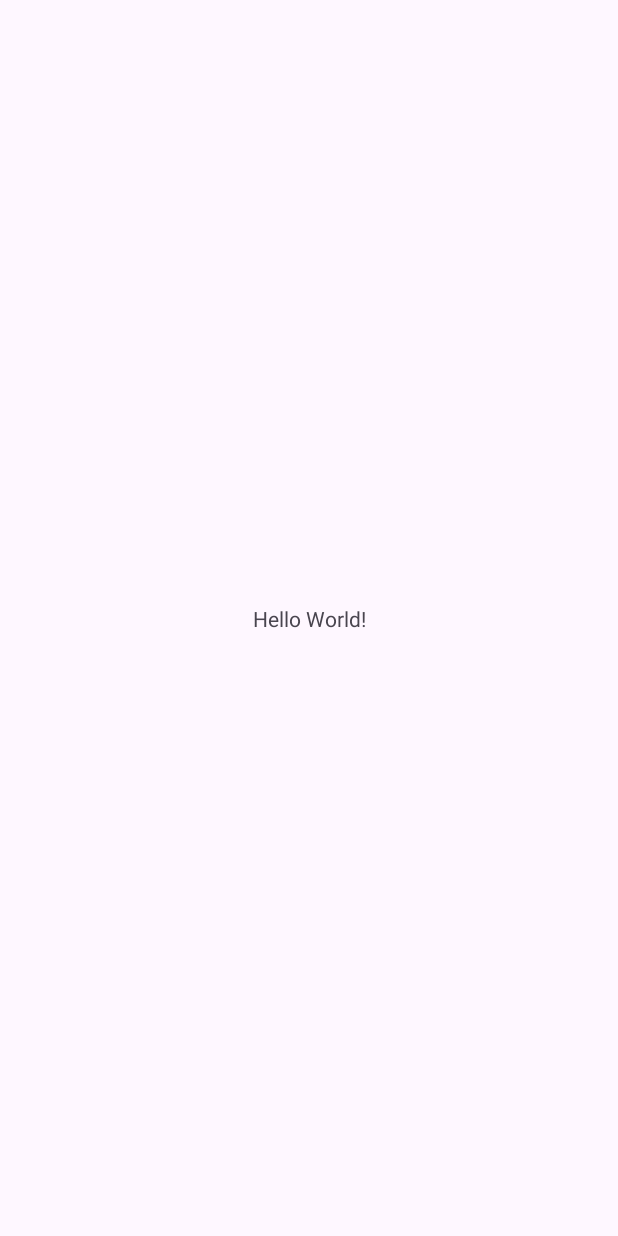
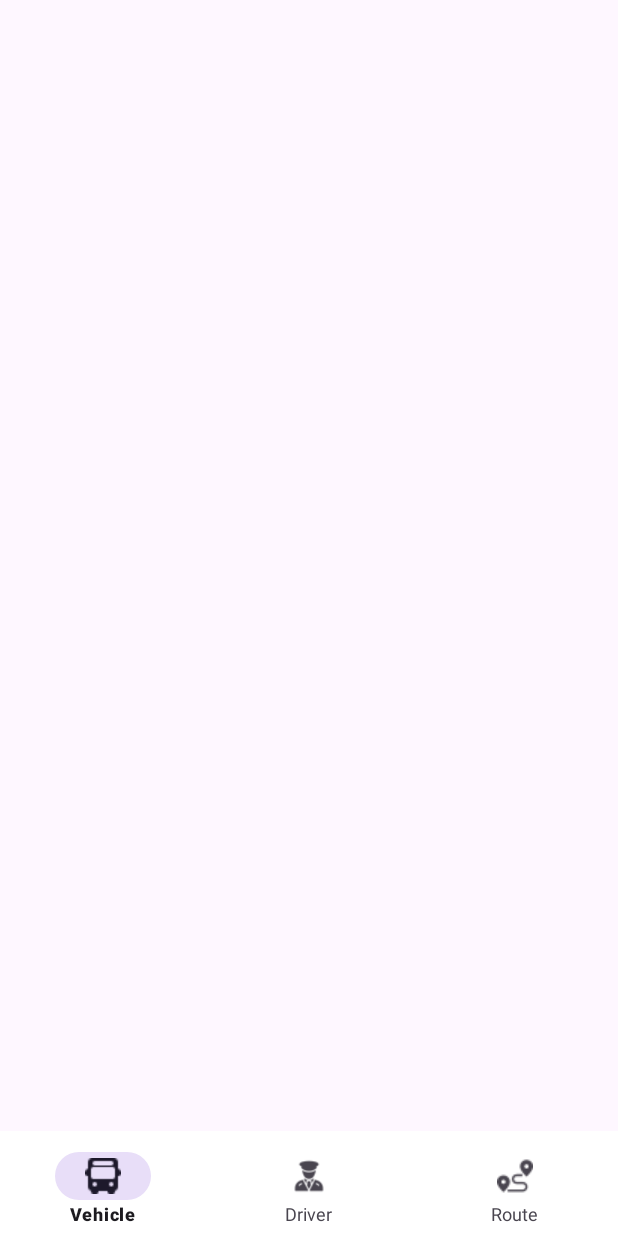
Before and after one commit to ThaiNguyenCS/AP_App, an Android app: the screen it shows after launch (MainActivity), on a phone screen of 412 x 824 dp. Before the commit the screen is almost empty. Run offline under Robolectric (Android 15) with nearby library versions, the phone set to English and light mode, and no system bars.

Commit message:
Implement activity main (not done yet)

```diff
--- a/app/src/main/java/com/example/transportmanagement/MainActivity.java
+++ b/app/src/main/java/com/example/transportmanagement/MainActivity.java
@@ -1,14 +1,31 @@
 package com.example.transportmanagement;
 
 import androidx.appcompat.app.AppCompatActivity;
+import androidx.fragment.app.Fragment;
 
 import android.os.Bundle;
 
+import com.example.transportmanagement.databinding.ActivityMainBinding;
+
+import myfragment.VehicleFragment;
+
 public class MainActivity extends AppCompatActivity {
 
+    ActivityMainBinding mBinding;
     @Override
     protected void onCreate(Bundle savedInstanceState) {
         super.onCreate(savedInstanceState);
-        setContentView(R.layout.activity_main);
+        mBinding = ActivityMainBinding.inflate(getLayoutInflater());
+        setContentView(mBinding.getRoot());
+        ////// TEST ////////
+        switchToFragment(new VehicleFragment());
+    }
+
+    private void switchToFragment(Fragment fragment)
+    {
+        getSupportFragmentManager()
+                .beginTransaction()
+                .replace(mBinding.fragmentContainer.getId(), fragment, null)
+                .commit();
     }
 }
--- a/app/src/main/java/myfragment/VehicleFragment.java
+++ b/app/src/main/java/myfragment/VehicleFragment.java
@@ -2,6 +2,8 @@ package myfragment;
 
 import android.os.Bundle;
 
+import androidx.annotation.NonNull;
+import androidx.annotation.Nullable;
 import androidx.fragment.app.Fragment;
 
 import android.view.LayoutInflater;
@@ -9,8 +11,10 @@ import android.view.View;
 import android.view.ViewGroup;
 
 import com.example.transportmanagement.R;
+import com.example.transportmanagement.databinding.FragmentVehicleBinding;
 
 public class VehicleFragment extends Fragment {
+    FragmentVehicleBinding mBinding;
     public VehicleFragment() {
         // Required empty public constructor
     }
@@ -24,6 +28,14 @@ public class VehicleFragment extends Fragment {
     public View onCreateView(LayoutInflater inflater, ViewGroup container,
                              Bundle savedInstanceState) {
         // Inflate the layout for this fragment
-        return inflater.inflate(R.layout.fragment_vehicle, container, false);
+        mBinding = FragmentVehicleBinding.inflate(inflater, container, false);
+
+        return mBinding.getRoot();
+    }
+
+    @Override
+    public void onViewCreated(@NonNull View view, @Nullable Bundle savedInstanceState) {
+        super.onViewCreated(view, savedInstanceState);
+
     }
 }
--- a/app/src/main/res/layout/activity_main.xml
+++ b/app/src/main/res/layout/activity_main.xml
@@ -6,13 +6,25 @@
     android:layout_height="match_parent"
     tools:context=".MainActivity">
 
-    <TextView
-        android:layout_width="wrap_content"
-        android:layout_height="wrap_content"
-        android:text="Hello World!"
+    <androidx.fragment.app.FragmentContainerView
+        android:id="@+id/fragment_container"
+        android:layout_width="match_parent"
+        android:layout_height="0dp"
+        app:layout_constraintBottom_toTopOf="@id/bottom_nav"
+        app:layout_constraintTop_toTopOf="parent"
+        app:layout_constraintVertical_bias="0.0"
+        tools:layout_editor_absoluteX="115dp" />
+
+    <com.google.android.material.bottomnavigation.BottomNavigationView
+        android:id="@+id/bottom_nav"
+        android:layout_width="match_parent"
+        android:layout_height="70dp"
+        app:backgroundTint="@color/white"
+        app:elevation="5dp"
+        app:itemPaddingBottom="10dp"
+        app:itemPaddingTop="14dp"
+        app:itemTextAppearanceInactive="@style/InactiveTextAppearance"
         app:layout_constraintBottom_toBottomOf="parent"
-        app:layout_constraintEnd_toEndOf="parent"
-        app:layout_constraintStart_toStartOf="parent"
-        app:layout_constraintTop_toTopOf="parent" />
+        app:menu="@menu/bottom_nav_menu" />
 
 </androidx.constraintlayout.widget.ConstraintLayout>
--- /dev/null
+++ b/app/src/main/res/layout/driver_item_holder.xml
@@ -0,0 +1,6 @@
+<?xml version="1.0" encoding="utf-8"?>
+<androidx.constraintlayout.widget.ConstraintLayout xmlns:android="http://schemas.android.com/apk/res/android"
+    android:layout_width="match_parent"
+    android:layout_height="match_parent">
+
+</androidx.constraintlayout.widget.ConstraintLayout>
--- a/app/src/main/res/layout/fragment_vehicle.xml
+++ b/app/src/main/res/layout/fragment_vehicle.xml
@@ -1,13 +1,8 @@
-<FrameLayout xmlns:android="http://schemas.android.com/apk/res/android"
+<LinearLayout xmlns:android="http://schemas.android.com/apk/res/android"
     xmlns:tools="http://schemas.android.com/tools"
     android:layout_width="match_parent"
     android:layout_height="match_parent"
+    android:orientation="vertical"
     tools:context="myfragment.VehicleFragment">
 
-    <!-- TODO: Update blank fragment layout -->
-    <TextView
-        android:layout_width="match_parent"
-        android:layout_height="match_parent"
-        android:text="@string/hello_blank_fragment" />
-
-</FrameLayout>
+</LinearLayout>
--- /dev/null
+++ b/app/src/main/res/layout/route_item_holder.xml
@@ -0,0 +1,6 @@
+<?xml version="1.0" encoding="utf-8"?>
+<androidx.constraintlayout.widget.ConstraintLayout xmlns:android="http://schemas.android.com/apk/res/android"
+    android:layout_width="match_parent"
+    android:layout_height="match_parent">
+
+</androidx.constraintlayout.widget.ConstraintLayout>
--- /dev/null
+++ b/app/src/main/res/layout/vehicle_item_holder.xml
@@ -0,0 +1,8 @@
+<?xml version="1.0" encoding="utf-8"?>
+<androidx.constraintlayout.widget.ConstraintLayout xmlns:android="http://schemas.android.com/apk/res/android"
+    android:layout_width="match_parent"
+    android:layout_height="match_parent"
+    xmlns:app="http://schemas.android.com/apk/res-auto">
+
+
+</androidx.constraintlayout.widget.ConstraintLayout>
--- /dev/null
+++ b/app/src/main/res/menu/bottom_nav_menu.xml
@@ -0,0 +1,22 @@
+<?xml version="1.0" encoding="utf-8"?>
+<menu xmlns:android="http://schemas.android.com/apk/res/android">
+    <item
+        android:id="@+id/vehicle_menuitem"
+        android:icon="@drawable/bus"
+        android:iconTint="@color/white"
+        android:iconTintMode="add"
+        android:title="Vehicle" />
+    <item
+        android:id="@+id/driver_menuitem"
+        android:icon="@drawable/driver"
+        android:iconTint="@color/white"
+        android:iconTintMode="add"
+        android:title="Driver" />
+    <item
+        android:id="@+id/route_menuitem"
+        android:icon="@drawable/route_icon"
+        android:iconTintMode="add"
+        android:iconTint="@color/white"
+        android:title="Route" />
+
+</menu>
--- a/app/src/main/res/values/colors.xml
+++ b/app/src/main/res/values/colors.xml
@@ -2,4 +2,5 @@
 <resources>
     <color name="black">#FF000000</color>
     <color name="white">#FFFFFFFF</color>
+    <color name="inactive_text">#D6D6D6</color>
 </resources>
--- a/app/src/main/res/values/themes.xml
+++ b/app/src/main/res/values/themes.xml
@@ -6,4 +6,7 @@
     </style>
 
     <style name="Theme.TransportManagement" parent="Base.Theme.TransportManagement" />
+    <style name="InactiveTextAppearance">
+        <item name="itemTextColor">@color/inactive_text</item>
+    </style>
 </resources>
```
Also changed, not shown: app/src/main/res/drawable/bus.png (added), app/src/main/res/drawable/driver.png (added), app/src/main/res/drawable/route_icon.png (added).
